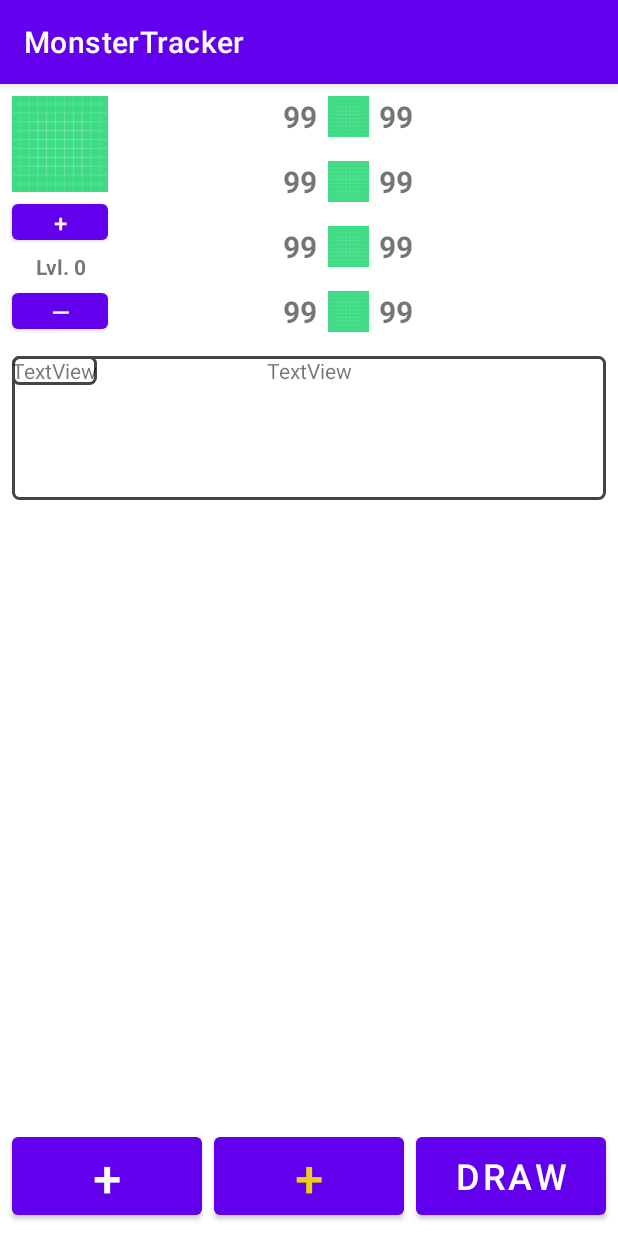
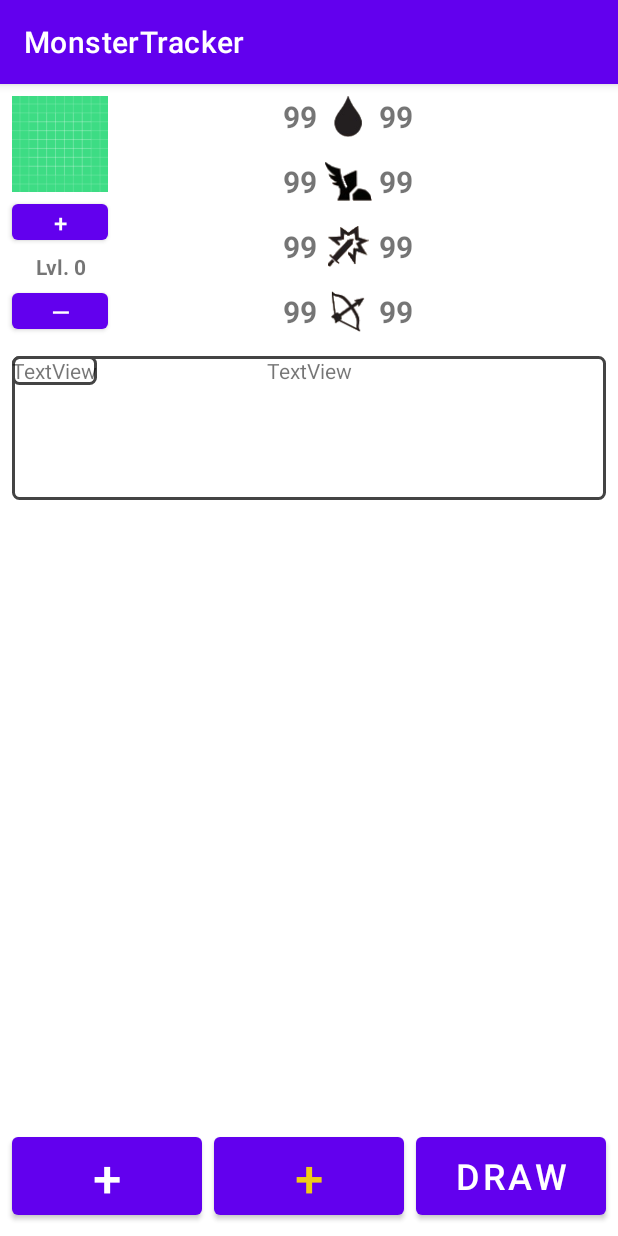
Before and after one commit to CSCE-Mobile-Programming/MonsterTracker, an Android app: the MonsterDetailsFragment screen opened directly, with no data from a screen before it, on a phone screen of 412 x 824 dp. Run offline under Robolectric (Android 15) with nearby library versions, the phone set to English and light mode, and no system bars; 27 statements that could not run were skipped.

Commit message:
Add image assets to monster detail view

```diff
--- a/app/src/main/java/com/uark/csce/monstertracker/MonsterDetailsActivity/MonsterDetailsFragment.java
+++ b/app/src/main/java/com/uark/csce/monstertracker/MonsterDetailsActivity/MonsterDetailsFragment.java
@@ -1,5 +1,8 @@
 package com.uark.csce.monstertracker.MonsterDetailsActivity;
 
+import android.content.res.AssetManager;
+import android.graphics.Bitmap;
+import android.graphics.BitmapFactory;
 import android.os.Bundle;
 
 import androidx.fragment.app.Fragment;
@@ -10,6 +13,7 @@ import android.view.LayoutInflater;
 import android.view.View;
 import android.view.ViewGroup;
 import android.widget.Button;
+import android.widget.ImageView;
 import android.widget.TextView;
 
 import com.uark.csce.monstertracker.R;
@@ -17,11 +21,16 @@ import com.uark.csce.monstertracker.models.info.AttributesInfo;
 import com.uark.csce.monstertracker.models.info.MonsterInfo;
 import com.uark.csce.monstertracker.models.info.MonsterStatsInfo;
 
+import java.io.IOException;
+import java.io.InputStream;
+
 public class MonsterDetailsFragment extends Fragment implements MonsterDetailsContract.View {
     MonsterDetailsContract.Presenter presenter;
     private MonsterDetailsAdapter adapter;
     private RecyclerView rvMonsterList;
     private View root;
+
+    private AssetManager assetManager;
 
     public MonsterDetailsFragment() {
         // Required empty public constructor
@@ -35,6 +44,7 @@ public class MonsterDetailsFragment extends Fragment implements MonsterDetailsCo
     @Override
     public void onCreate(Bundle savedInstanceState) {
         super.onCreate(savedInstanceState);
+        assetManager = getContext().getAssets();
     }
 
     @Override
@@ -51,6 +61,20 @@ public class MonsterDetailsFragment extends Fragment implements MonsterDetailsCo
         btnLevelSubtract.setOnClickListener(levelSubtractAction);
         btnMonsterAddNormal.setOnClickListener(monsterAddNormalAction);
         btnMonsterAddElite.setOnClickListener(monsterAddEliteAction);
+
+        ImageView ivHealth = (ImageView)root.findViewById(R.id.ivIconHealth);
+        ImageView ivMove = (ImageView)root.findViewById(R.id.ivIconMove);
+        ImageView ivAttack = (ImageView)root.findViewById(R.id.ivIconAttack);
+        ImageView ivRange = (ImageView)root.findViewById(R.id.ivIconRange);
+
+        try {
+            ivHealth.setImageBitmap(getBitmapFromAssets("icons/health.PNG"));
+            ivMove.setImageBitmap(getBitmapFromAssets("icons/move.PNG"));
+            ivAttack.setImageBitmap(getBitmapFromAssets("icons/attack.PNG"));
+            ivRange.setImageBitmap(getBitmapFromAssets("icons/range.PNG"));
+        } catch (IOException e) {
+            e.printStackTrace();
+        }
 
         adapter = new MonsterDetailsAdapter();
         rvMonsterList = root.findViewById(R.id.rvMonsterList);
@@ -87,6 +111,13 @@ public class MonsterDetailsFragment extends Fragment implements MonsterDetailsCo
         ((TextView)root.findViewById(R.id.tvEliteRange)).setText(Integer.toString(stats.getElite().getRange()));
 
         ((TextView)root.findViewById(R.id.tvLevel)).setText("Lvl. " + Integer.toString(presenter.getLevel()));
+
+        ImageView ivPortrait = (ImageView)root.findViewById(R.id.ivMonsterPortrait);
+        try {
+            ivPortrait.setImageBitmap(getBitmapFromAssets("portraits/" + info.getName() + ".png"));
+        } catch (IOException e) {
+            e.printStackTrace();
+        }
     }
 
     private void populateAttributes(MonsterInfo info) {
@@ -188,4 +219,12 @@ public class MonsterDetailsFragment extends Fragment implements MonsterDetailsCo
             // TODO
         }
     };
+
+    public Bitmap getBitmapFromAssets(String fileName) throws IOException {
+        InputStream istr = assetManager.open(fileName);
+        Bitmap bitmap = BitmapFactory.decodeStream(istr);
+        istr.close();
+
+        return bitmap;
+    }
 }
--- a/app/src/main/res/layout/fragment_monster_details.xml
+++ b/app/src/main/res/layout/fragment_monster_details.xml
@@ -15,8 +15,8 @@
         android:textAlignment="center"
         android:textSize="20sp"
         android:textStyle="bold"
-        app:layout_constraintStart_toEndOf="@+id/ivIconMove3"
-        app:layout_constraintTop_toTopOf="@+id/ivIconMove3" />
+        app:layout_constraintStart_toEndOf="@+id/ivIconRange"
+        app:layout_constraintTop_toTopOf="@+id/ivIconRange" />
 
     <ImageView
         android:id="@+id/ivMonsterPortrait"
@@ -109,7 +109,7 @@
         app:layout_constraintTop_toTopOf="@+id/tvNormalMove" />
 
     <ImageView
-        android:id="@+id/ivIconMove2"
+        android:id="@+id/ivIconAttack"
         android:layout_width="32dp"
         android:layout_height="0dp"
         android:src="@drawable/ic_launcher_background"
@@ -118,7 +118,7 @@
         app:layout_constraintTop_toTopOf="@+id/tvNormalAttack" />
 
     <ImageView
-        android:id="@+id/ivIconMove3"
+        android:id="@+id/ivIconRange"
         android:layout_width="32dp"
         android:layout_height="0dp"
         android:src="@drawable/ic_launcher_background"
@@ -157,8 +157,8 @@
         android:textAlignment="center"
         android:textSize="20sp"
         android:textStyle="bold"
-        app:layout_constraintStart_toEndOf="@+id/ivIconMove2"
-        app:layout_constraintTop_toTopOf="@+id/ivIconMove2" />
+        app:layout_constraintStart_toEndOf="@+id/ivIconAttack"
+        app:layout_constraintTop_toTopOf="@+id/ivIconAttack" />
 
     <TextView
         android:id="@+id/tvEliteAttributesList"
@@ -168,7 +168,7 @@
         android:layout_marginTop="8dp"
         android:layout_marginEnd="8dp"
         android:text="Attributes..."
-        app:layout_constraintBottom_toBottomOf="@+id/ivIconMove3"
+        app:layout_constraintBottom_toBottomOf="@+id/ivIconRange"
         app:layout_constraintEnd_toEndOf="parent"
         app:layout_constraintStart_toEndOf="@+id/tvEliteHealth"
         app:layout_constraintTop_toTopOf="parent" />
@@ -181,7 +181,7 @@
         android:layout_marginTop="8dp"
         android:layout_marginEnd="8dp"
         android:text="Attributes..."
-        app:layout_constraintBottom_toBottomOf="@+id/ivIconMove3"
+        app:layout_constraintBottom_toBottomOf="@+id/ivIconRange"
         app:layout_constraintEnd_toStartOf="@+id/tvNormalAttack"
         app:layout_constraintStart_toEndOf="@+id/ivMonsterPortrait"
         app:layout_constraintTop_toTopOf="parent" />
@@ -197,7 +197,7 @@
         android:textAlignment="center"
         app:layout_constraintEnd_toEndOf="@+id/tvEliteAttributesList"
         app:layout_constraintStart_toStartOf="@+id/tvLevel"
-        app:layout_constraintTop_toBottomOf="@+id/ivIconMove3" />
+        app:layout_constraintTop_toBottomOf="@+id/ivIconRange" />
 
     <androidx.recyclerview.widget.RecyclerView
         android:id="@+id/rvMonsterList"
```
Also changed, not shown: app/src/main/assets/icons/attack.PNG (added), app/src/main/assets/icons/disarm.PNG (added), app/src/main/assets/icons/health.PNG (added), app/src/main/assets/icons/immobilize.PNG (added), app/src/main/assets/icons/invisible.PNG (added), app/src/main/assets/icons/move.PNG (added), app/src/main/assets/icons/muddle.PNG (added), app/src/main/assets/icons/poison.PNG (added), app/src/main/assets/icons/range.PNG (added), app/src/main/assets/icons/strengthen.PNG (added), app/src/main/assets/icons/stun.PNG (added), app/src/main/assets/icons/wound.PNG (added).
